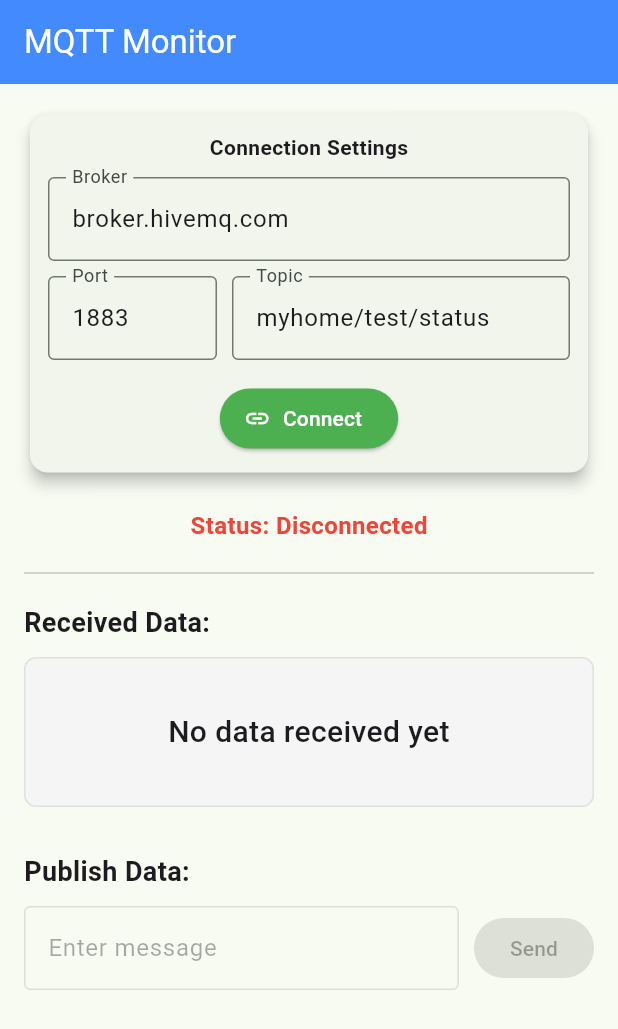
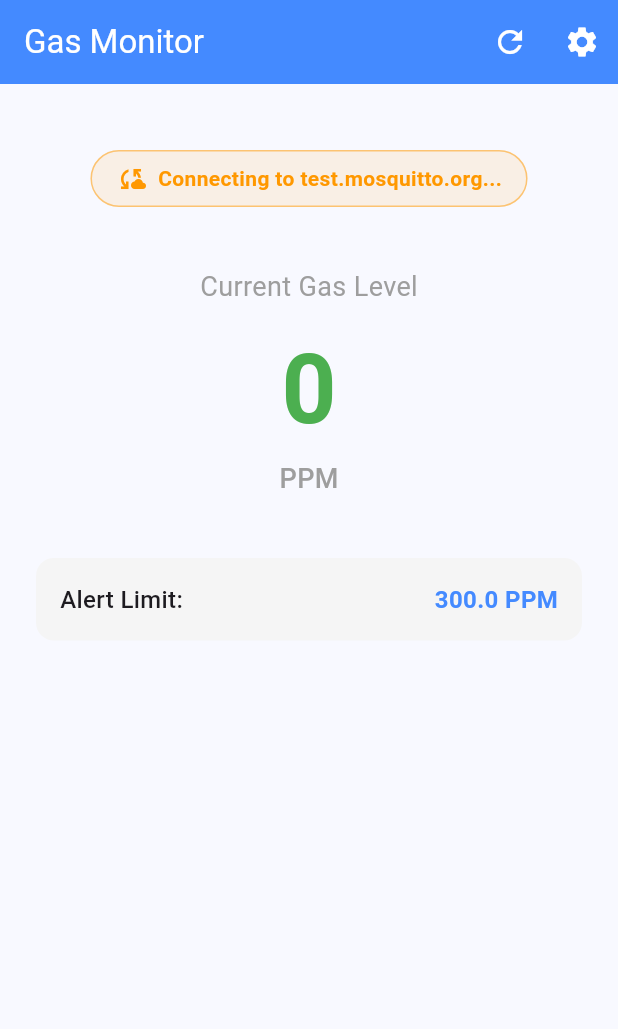
Before and after one commit to SanjaiPS-tech/Gas-Detection, a Flutter app: the screen it shows after launch, on a phone screen of 412 x 824 dp. Shown: the top 1029 px of the screen. Run offline on Flutter 3.47's test engine with Material 3 defaults, Android fonts, the phone set to English and light mode, and no system bars; our stand-ins replace audioplayers, flutter_local_notifications, google_fonts, permission_handler, shared_preferences, vibration; missing offline and left inert: flutter_background_service, mqtt_client.

Commit message:
feat: Manual reload, alarm snooze, and background service

```diff
--- a/lib/main.dart
+++ b/lib/main.dart
@@ -1,10 +1,125 @@
+import 'dart:async';
+import 'dart:ui';
 import 'package:flutter/material.dart';
 import 'package:google_fonts/google_fonts.dart';
+import 'package:flutter_background_service/flutter_background_service.dart';
+import 'package:flutter_local_notifications/flutter_local_notifications.dart';
+import 'package:shared_preferences/shared_preferences.dart';
+import 'package:permission_handler/permission_handler.dart';
 import 'services/mqtt_service.dart';
 import 'screens/home_screen.dart';
 
-void main() {
+Future<void> main() async {
+  WidgetsFlutterBinding.ensureInitialized();
+  await initializeService();
   runApp(const MyApp());
+}
+
+Future<void> initializeService() async {
+  final service = FlutterBackgroundService();
+
+  const AndroidNotificationChannel channel = AndroidNotificationChannel(
+    'gas_monitor_service',
+    'Gas Monitor Service',
+    description: 'This channel is used for gas monitoring service.',
+    importance: Importance.low,
+  );
+
+  final FlutterLocalNotificationsPlugin flutterLocalNotificationsPlugin =
+      FlutterLocalNotificationsPlugin();
+
+  await flutterLocalNotificationsPlugin
+      .resolvePlatformSpecificImplementation<
+        AndroidFlutterLocalNotificationsPlugin
+      >()
+      ?.createNotificationChannel(channel);
+
+  await service.configure(
+    androidConfiguration: AndroidConfiguration(
+      onStart: onStart,
+      autoStart: true,
+      isForegroundMode: true,
+      notificationChannelId: 'gas_monitor_service',
+      initialNotificationTitle: 'Gas Monitor Active',
+      initialNotificationContent: 'Monitoring gas levels...',
+      foregroundServiceNotificationId: 888,
+    ),
+    iosConfiguration: IosConfiguration(
+      autoStart: true,
+      onForeground: onStart,
+      onBackground: onIosBackground,
+    ),
+  );
+
+  await service.startService();
+}
+
+@pragma('vm:entry-point')
+Future<bool> onIosBackground(ServiceInstance service) async {
+  WidgetsFlutterBinding.ensureInitialized();
+  DartPluginRegistrant.ensureInitialized();
+  return true;
+}
+
+@pragma('vm:entry-point')
+void onStart(ServiceInstance service) async {
+  DartPluginRegistrant.ensureInitialized();
+
+  final FlutterLocalNotificationsPlugin flutterLocalNotificationsPlugin =
+      FlutterLocalNotificationsPlugin();
+
+  final MqttService mqttService = MqttService();
+
+  // Load settings and connect
+  final prefs = await SharedPreferences.getInstance();
+  final broker = prefs.getString('mqtt_broker') ?? 'test.mosquitto.org';
+  final port = prefs.getInt('mqtt_port') ?? 1883;
+  final topic = prefs.getString('mqtt_topic') ?? 'esp32/gas/live';
+  final gasLimit = prefs.getDouble('gas_limit') ?? 300.0;
+
+  mqttService.connect(broker, port, topic);
+
+  mqttService.gasValueStream.listen((gasValue) async {
+    if (gasValue > gasLimit) {
+      // Check for snooze
+      final prefs = await SharedPreferences.getInstance();
+      final snoozeUntil = prefs.getInt('snooze_until') ?? 0;
+
+      if (DateTime.now().millisecondsSinceEpoch < snoozeUntil) {
+        return; // Snoozed
+      }
+
+      flutterLocalNotificationsPlugin.show(
+        999,
+        'DANGER: Gas Leak Detected!',
+        'Current Level: ${gasValue.toStringAsFixed(0)} PPM. Evacuate immediately!',
+        const NotificationDetails(
+          android: AndroidNotificationDetails(
+            'gas_monitor_alerts',
+            'Gas Alerts',
+            channelDescription: 'High gas level alerts',
+            importance: Importance.max,
+            priority: Priority.high,
+            fullScreenIntent: true,
+          ),
+        ),
+      );
+    }
+
+    if (service is AndroidServiceInstance) {
+      service.setForegroundNotificationInfo(
+        title: "Gas Monitor: ${gasValue.toStringAsFixed(0)} PPM",
+        content: gasValue > gasLimit
+            ? "DANGER! HIGH GAS LEVEL"
+            : "Gas levels are safe",
+      );
+    }
+  });
+
+  service.on('stopService').listen((event) {
+    mqttService.disconnect();
+    service.stopSelf();
+  });
 }
 
 class MyApp extends StatefulWidget {
@@ -20,16 +135,23 @@ class _MyAppState extends State<MyApp> {
   @override
   void initState() {
     super.initState();
-    // Do not auto-connect; let HomeScreen handle it
+    _requestPermissions();
+  }
+
+  Future<void> _requestPermissions() async {
+    await [
+      Permission.notification,
+      Permission.ignoreBatteryOptimizations,
+    ].request();
   }
 
   @override
   Widget build(BuildContext context) {
     return MaterialApp(
-      title: 'MQTT Monitor',
+      title: 'Gas Monitor',
       debugShowCheckedModeBanner: false,
       theme: ThemeData(
-        colorScheme: ColorScheme.fromSeed(seedColor: Colors.green),
+        colorScheme: ColorScheme.fromSeed(seedColor: Colors.blue),
         useMaterial3: true,
         textTheme: GoogleFonts.robotoTextTheme(),
       ),
--- a/lib/screens/home_screen.dart
+++ b/lib/screens/home_screen.dart
@@ -1,6 +1,9 @@
 import 'package:flutter/material.dart';
 import 'package:intl/intl.dart';
+import 'package:shared_preferences/shared_preferences.dart';
 import '../services/mqtt_service.dart';
+import 'settings_screen.dart';
+import 'warning_screen.dart';
 
 class HomeScreen extends StatefulWidget {
   final MqttService mqttService;
@@ -12,202 +15,243 @@ class HomeScreen extends StatefulWidget {
 }
 
 class _HomeScreenState extends State<HomeScreen> {
-  final TextEditingController _brokerController = TextEditingController(text: 'broker.hivemq.com');
-  final TextEditingController _portController = TextEditingController(text: '1883');
-  final TextEditingController _topicController = TextEditingController(text: 'myhome/test/status');
-  final TextEditingController _messageController = TextEditingController();
-
-  bool _isConnected = false;
+  double _gasLimit = 300.0;
+  bool _isWarningDialogShown = false;
 
   @override
   void initState() {
     super.initState();
-    // Listen to connection status to update UI state
+    _loadSettingsAndConnect();
+
+    // Listen to connection status
     widget.mqttService.connectionStatusStream.listen((status) {
       if (mounted) {
         setState(() {
-          _isConnected = (status == 'Connected');
+          // No-op for now as we use StreamBuilder in the UI
         });
       }
     });
+
+    // Listen to gas data for alert logic
+    widget.mqttService.gasValueStream.listen((data) {
+      _checkGasLimit(data);
+    });
   }
 
-  void _handleConnect() {
-    final broker = _brokerController.text.trim();
-    final port = int.tryParse(_portController.text.trim()) ?? 1883;
-    final topic = _topicController.text.trim();
+  Future<void> _loadSettingsAndConnect() async {
+    final prefs = await SharedPreferences.getInstance();
+    final broker = prefs.getString('mqtt_broker') ?? 'test.mosquitto.org';
+    final port = prefs.getInt('mqtt_port') ?? 1883;
+    final topic = prefs.getString('mqtt_topic') ?? 'esp32/gas/live';
 
-    if (broker.isNotEmpty && topic.isNotEmpty) {
+    setState(() {
+      _gasLimit = prefs.getDouble('gas_limit') ?? 300.0;
+    });
+
+    // Auto-connect if not already connecting/connected
     widget.mqttService.connect(broker, port, topic);
+  }
+
+  void _checkGasLimit(double gasValue) async {
+    if (!mounted) return;
+
+    if (gasValue > _gasLimit) {
+      if (!_isWarningDialogShown) {
+        // Check for snooze
+        final prefs = await SharedPreferences.getInstance();
+        final snoozeUntil = prefs.getInt('snooze_until') ?? 0;
+
+        if (DateTime.now().millisecondsSinceEpoch < snoozeUntil) {
+          return; // Snoozed
+        }
+
+        _isWarningDialogShown = true;
+        Navigator.push(
+          context,
+          MaterialPageRoute(builder: (context) => const WarningScreen()),
+        ).then((_) {
+          _isWarningDialogShown = false;
+          _loadSettingsAndConnect(); // Refresh settings/snooze state
+        });
+      }
     }
   }
 
-  void _handleDisconnect() {
-    widget.mqttService.disconnect();
+  void _navigateToSettings() async {
+    final result = await Navigator.push(
+      context,
+      MaterialPageRoute(builder: (context) => const SettingsScreen()),
+    );
+
+    if (result == true) {
+      // Settings were saved, reload and reconnect
+      _loadSettingsAndConnect();
+    }
   }
 
   @override
   Widget build(BuildContext context) {
     return Scaffold(
       appBar: AppBar(
-        title: const Text('MQTT Monitor'),
+        title: const Text('Gas Monitor'),
         backgroundColor: Colors.blueAccent,
         foregroundColor: Colors.white,
+        actions: [
+          IconButton(
+            icon: const Icon(Icons.refresh),
+            onPressed: _loadSettingsAndConnect,
+            tooltip: 'Manual Reload',
           ),
-      body: SingleChildScrollView(
-        padding: const EdgeInsets.all(16.0),
-        child: Column(
-          crossAxisAlignment: CrossAxisAlignment.stretch,
-          children: [
-            // Connection Settings
-            Card(
-              elevation: 4,
-              child: Padding(
-                padding: const EdgeInsets.all(12.0),
-                child: Column(
-                  children: [
-                    const Text("Connection Settings", style: TextStyle(fontWeight: FontWeight.bold)),
-                    const SizedBox(height: 10),
-                    TextField(
-                      controller: _brokerController,
-                      decoration: const InputDecoration(labelText: "Broker", border: OutlineInputBorder()),
-                      enabled: !_isConnected,
-                    ),
-                    const SizedBox(height: 10),
-                    Row(
-                      children: [
-                        Expanded(
-                          child: TextField(
-                            controller: _portController,
-                            decoration: const InputDecoration(labelText: "Port", border: OutlineInputBorder()),
-                            keyboardType: TextInputType.number,
-                            enabled: !_isConnected,
-                          ),
-                        ),
-                        const SizedBox(width: 10),
-                        Expanded(
-                          flex: 2,
-                          child: TextField(
-                            controller: _topicController,
-                            decoration: const InputDecoration(labelText: "Topic", border: OutlineInputBorder()),
-                            enabled: !_isConnected,
-                          ),
+          IconButton(
+            icon: const Icon(Icons.settings),
+            onPressed: _navigateToSettings,
+            tooltip: 'Settings',
           ),
         ],
       ),
-                    const SizedBox(height: 15),
-                    _isConnected
-                      ? ElevatedButton.icon(
-                          onPressed: _handleDisconnect,
-                          icon: const Icon(Icons.link_off),
-                          label: const Text("Disconnect"),
-                          style: ElevatedButton.styleFrom(backgroundColor: Colors.red, foregroundColor: Colors.white),
-                        )
-                      : ElevatedButton.icon(
-                          onPressed: _handleConnect,
-                          icon: const Icon(Icons.link),
-                          label: const Text("Connect"),
-                          style: ElevatedButton.styleFrom(backgroundColor: Colors.green, foregroundColor: Colors.white),
-                        ),
-                  ],
-                ),
-              ),
-            ),
-
+      body: RefreshIndicator(
+        onRefresh: _loadSettingsAndConnect,
+        child: SingleChildScrollView(
+          physics: const AlwaysScrollableScrollPhysics(),
+          padding: const EdgeInsets.all(24.0),
+          child: Column(
+            crossAxisAlignment: CrossAxisAlignment.center,
+            children: [
               const SizedBox(height: 20),
-
-            // Connection Status Display
-            Center(
-              child: StreamBuilder<String>(
+              // Status Indicator
+              StreamBuilder<String>(
                 stream: widget.mqttService.connectionStatusStream,
                 initialData: "Disconnected",
                 builder: (context, snapshot) {
                   String status = snapshot.data ?? "Disconnected";
                   Color color = Colors.red;
-                  if (status == 'Connected') color = Colors.green;
-                  if (status.startsWith('Connecting')) color = Colors.orange;
+                  IconData icon = Icons.cloud_off;
 
-                  return Text(
-                    "Status: $status",
-                    style: TextStyle(color: color, fontWeight: FontWeight.bold, fontSize: 16),
+                  if (status == 'Connected') {
+                    color = Colors.green;
+                    icon = Icons.cloud_done;
+                  } else if (status.startsWith('Connecting')) {
+                    color = Colors.orange;
+                    icon = Icons.cloud_sync;
+                  }
+
+                  return Container(
+                    padding: const EdgeInsets.symmetric(
+                      horizontal: 16,
+                      vertical: 8,
+                    ),
+                    decoration: BoxDecoration(
+                      color: color.withOpacity(0.1),
+                      borderRadius: BorderRadius.circular(20),
+                      border: Border.all(color: color.withOpacity(0.5)),
+                    ),
+                    child: Row(
+                      mainAxisSize: MainAxisSize.min,
+                      children: [
+                        Icon(icon, color: color, size: 20),
+                        const SizedBox(width: 8),
+                        Text(
+                          status,
+                          style: TextStyle(
+                            color: color,
+                            fontWeight: FontWeight.bold,
+                          ),
+                        ),
+                      ],
+                    ),
                   );
                 },
               ),
-            ),
 
-            const Divider(height: 40),
+              const SizedBox(height: 40),
 
-            // Received Data Display
+              // Gas Level Display
               const Text(
-              "Received Data:",
-              style: TextStyle(fontSize: 18, fontWeight: FontWeight.bold),
+                "Current Gas Level",
+                style: TextStyle(fontSize: 18, color: Colors.grey),
               ),
               const SizedBox(height: 10),
-            Container(
-              height: 100,
-              padding: const EdgeInsets.all(10),
-              decoration: BoxDecoration(
-                color: Colors.grey.shade100,
-                borderRadius: BorderRadius.circular(8),
-                border: Border.all(color: Colors.grey.shade300),
+              StreamBuilder<double>(
+                stream: widget.mqttService.gasValueStream,
+                initialData: 0.0,
+                builder: (context, snapshot) {
+                  final gasValue = snapshot.data ?? 0.0;
+
+                  Color textColor = Colors.black;
+                  if (gasValue > _gasLimit) {
+                    textColor = Colors.red;
+                  } else if (gasValue > _gasLimit * 0.7) {
+                    textColor = Colors.orange;
+                  } else {
+                    textColor = Colors.green;
+                  }
+
+                  return Column(
+                    children: [
+                      Text(
+                        gasValue.toStringAsFixed(0),
+                        style: TextStyle(
+                          fontSize: 64,
+                          fontWeight: FontWeight.bold,
+                          color: textColor,
                         ),
-              alignment: Alignment.center,
-              child: StreamBuilder<String>(
-                stream: widget.mqttService.statusStream,
-                initialData: "No data received yet",
-                builder: (context, snapshot) {
-                  return Text(
-                    snapshot.data ?? "No data",
-                    style: const TextStyle(fontSize: 20, fontWeight: FontWeight.w500),
-                    textAlign: TextAlign.center,
+                      ),
+                      const Text(
+                        "PPM",
+                        style: TextStyle(
+                          fontSize: 18,
+                          fontWeight: FontWeight.w500,
+                          color: Colors.grey,
+                        ),
+                      ),
+                    ],
                   );
                 },
               ),
+
+              const SizedBox(height: 40),
+
+              // Gas Limit Info
+              Container(
+                padding: const EdgeInsets.all(16),
+                decoration: BoxDecoration(
+                  color: Colors.grey.shade100,
+                  borderRadius: BorderRadius.circular(12),
                 ),
-
-            const SizedBox(height: 30),
-
-            // Publish (Change State)
+                child: Row(
+                  mainAxisAlignment: MainAxisAlignment.spaceBetween,
+                  children: [
                     const Text(
-              "Publish Data:",
-              style: TextStyle(fontSize: 18, fontWeight: FontWeight.bold),
-            ),
-            const SizedBox(height: 10),
-            Row(
-              children: [
-                Expanded(
-                  child: TextField(
-                    controller: _messageController,
-                    decoration: const InputDecoration(
-                      labelText: "Enter message",
-                      border: OutlineInputBorder(),
-                    ),
-                    enabled: _isConnected,
+                      "Alert Limit:",
+                      style: TextStyle(
+                        fontSize: 16,
+                        fontWeight: FontWeight.w500,
                       ),
                     ),
-                const SizedBox(width: 10),
-                ElevatedButton(
-                  onPressed: _isConnected ? () {
-                    if (_messageController.text.isNotEmpty) {
-                      widget.mqttService.publishMessage(_messageController.text);
-                    }
-                  } : null,
-                  child: const Text("Send"),
+                    Text(
+                      "${_gasLimit.toStringAsFixed(1)} PPM",
+                      style: const TextStyle(
+                        fontSize: 16,
+                        fontWeight: FontWeight.bold,
+                        color: Colors.blueAccent,
+                      ),
                     ),
                   ],
                 ),
+              ),
 
-            const Spacer(),
+              const SizedBox(height: 60),
 
               // Last Update Timestamp
               StreamBuilder<DateTime>(
                 stream: widget.mqttService.lastUpdateStream,
                 builder: (context, snapshot) {
                   if (!snapshot.hasData) return const SizedBox.shrink();
-                return Center(
-                  child: Text(
-                    "Last Update: ${DateFormat('HH:mm:ss').format(snapshot.data!)}",
-                    style: const TextStyle(color: Colors.grey, fontStyle: FontStyle.italic),
+                  return Text(
+                    "Last updated: ${DateFormat('HH:mm:ss').format(snapshot.data!)}",
+                    style: const TextStyle(
+                      color: Colors.grey,
+                      fontStyle: FontStyle.italic,
                     ),
                   );
                 },
@@ -216,6 +260,7 @@ class _HomeScreenState extends State<HomeScreen> {
             ],
           ),
         ),
+      ),
     );
   }
 }
--- a/lib/services/mqtt_service.dart
+++ b/lib/services/mqtt_service.dart
@@ -1,4 +1,5 @@
 import 'dart:async';
+import 'dart:convert';
 import 'package:mqtt_client/mqtt_client.dart';
 import 'package:mqtt_client/mqtt_server_client.dart';
 
@@ -8,20 +9,30 @@ class MqttService {
   MqttServerClient? client;
 
   // Stream controllers
-  final StreamController<String> _statusController = StreamController<String>.broadcast();
+  final StreamController<String> _statusController =
+      StreamController<String>.broadcast();
   Stream<String> get statusStream => _statusController.stream;
 
-  final StreamController<String> _connectionStatusController = StreamController<String>.broadcast();
-  Stream<String> get connectionStatusStream => _connectionStatusController.stream;
+  final StreamController<String> _connectionStatusController =
+      StreamController<String>.broadcast();
+  Stream<String> get connectionStatusStream =>
+      _connectionStatusController.stream;
 
-  final StreamController<DateTime> _lastUpdateController = StreamController<DateTime>.broadcast();
+  final StreamController<DateTime> _lastUpdateController =
+      StreamController<DateTime>.broadcast();
   Stream<DateTime> get lastUpdateStream => _lastUpdateController.stream;
+  DateTime? lastUpdate;
+
+  final StreamController<double> _gasValueController =
+      StreamController<double>.broadcast();
+  Stream<double> get gasValueStream => _gasValueController.stream;
 
   String? currentTopic;
 
   Future<void> connect(String broker, int port, String topic) async {
     // Disconnect if already connected
-    if (client != null && client!.connectionStatus!.state == MqttConnectionState.connected) {
+    if (client != null &&
+        client!.connectionStatus!.state == MqttConnectionState.connected) {
       disconnect();
     }
 
@@ -38,7 +49,9 @@ class MqttService {
     client!.autoReconnect = true;
 
     final connMess = MqttConnectMessage()
-        .withClientIdentifier('flutter_client_${DateTime.now().millisecondsSinceEpoch}')
+        .withClientIdentifier(
+          'flutter_client_${DateTime.now().millisecondsSinceEpoch}',
+        )
         .startClean()
         .withWillQos(MqttQos.atLeastOnce);
     client!.connectionMessage = connMess;
@@ -71,7 +84,9 @@ class MqttService {
 
     client!.updates!.listen((List<MqttReceivedMessage<MqttMessage?>>? c) {
       final recMess = c![0].payload as MqttPublishMessage;
-      final pt = MqttPublishPayload.bytesToStringAsString(recMess.payload.message);
+      final pt = MqttPublishPayload.bytesToStringAsString(
+        recMess.payload.message,
+      );
       final receivedTopic = c[0].topic;
 
       print('Received message: topic=$receivedTopic, payload=$pt');
@@ -80,6 +95,23 @@ class MqttService {
         lastUpdate = DateTime.now();
         _lastUpdateController.add(lastUpdate!);
         _statusController.add(pt);
+
+        // Parse JSON if possible
+        try {
+          final Map<String, dynamic> data = jsonDecode(pt);
+          if (data.containsKey('gas_raw')) {
+            final gasValue = double.tryParse(data['gas_raw'].toString());
+            if (gasValue != null) {
+              _gasValueController.add(gasValue);
+            }
+          }
+        } catch (e) {
+          // Fallback parsing if not valid JSON
+          final gasValue = double.tryParse(pt);
+          if (gasValue != null) {
+            _gasValueController.add(gasValue);
+          }
+        }
       }
     });
   }
@@ -88,10 +120,13 @@ class MqttService {
     if (client != null &&
         client!.connectionStatus!.state == MqttConnectionState.connected &&
         currentTopic != null) {
-
       final builder = MqttClientPayloadBuilder();
       builder.addString(message);
-      client!.publishMessage(currentTopic!, MqttQos.atLeastOnce, builder.payload!);
+      client!.publishMessage(
+        currentTopic!,
+        MqttQos.atLeastOnce,
+        builder.payload!,
+      );
     } else {
       print('Cannot publish: Client not connected or topic not set');
     }
```
Also changed, not shown: lib/screens/settings_screen.dart (added, +174 -0 lines), lib/screens/warning_screen.dart (+43 -11 lines), pubspec.yaml (+6 -3 lines), pubspec.lock, 6 other files. Lines whose indentation alone changed are shown as unchanged.
